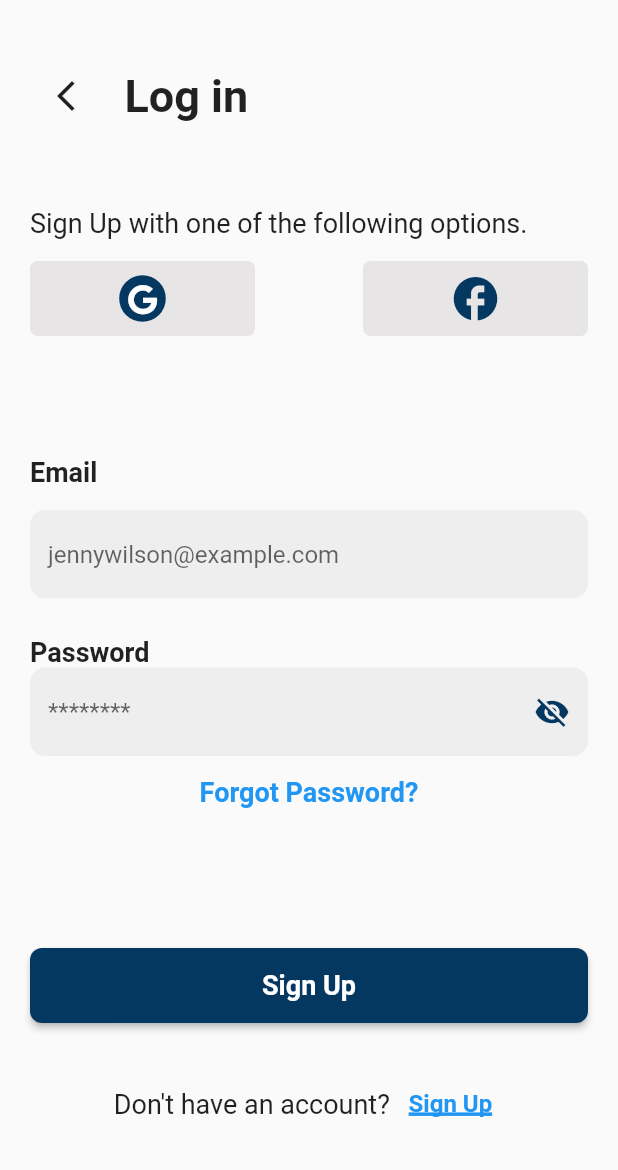
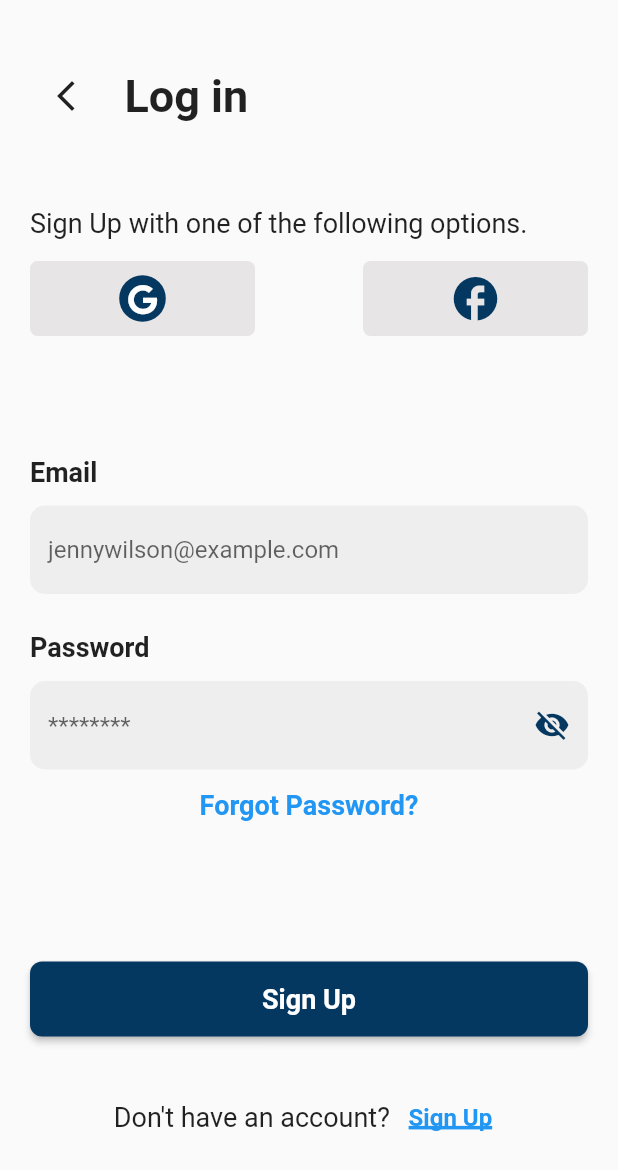
Before and after one commit to DwhizZ/DemoSignUpPage, a Flutter app: the screen it shows after launch, after a tap on the "arrow back ios new" icon, on a phone screen of 412 x 824 dp. Shown: the top 1170 px of the screen. Run offline on Flutter 3.47's test engine with Material 2 defaults, Android fonts, the phone set to English and light mode, and no system bars; our stand-ins replace font_awesome_flutter.

Commit message:
made changes

```diff
--- a/lib/src/pages/page1/components/my_text_fields.dart
+++ /dev/null
@@ -1,49 +0,0 @@
-import 'package:flutter/material.dart';
-
-// ignore: must_be_immutable
-class MyTextFields extends StatefulWidget {
-  final TextEditingController controller;
-  final String hintText;
-
-  bool isPasswordVisible;
-  MyTextFields(
-      {super.key,
-      required this.controller,
-      required this.hintText,
-      required this.isPasswordVisible});
-
-  @override
-  State<MyTextFields> createState() => _MyTextFieldsState();
-}
-
-class _MyTextFieldsState extends State<MyTextFields> {
-  @override
-  Widget build(BuildContext context) {
-    return TextField(
-      controller: widget.controller,
-      obscureText: widget.isPasswordVisible && widget.hintText == '********',
-      decoration: InputDecoration(
-        hintText: widget.hintText,
-        suffixIcon: widget.hintText == '********'
-            ? IconButton(
-                icon: Icon(widget.isPasswordVisible
-                    ? Icons.visibility
-                    : Icons.visibility_off, color: const Color.fromARGB(255, 5, 56, 97),),
-                onPressed: () {
-                  setState(
-                    () {
-                      widget.isPasswordVisible = !widget.isPasswordVisible;
-                    },
-                  );
-                },
-              )
-            : null,
-        filled: true,
-        fillColor: Colors.grey[200],
-        border: OutlineInputBorder(
-            borderRadius: BorderRadius.circular(10.0),
-            borderSide: BorderSide.none),
-      ),
-    );
-  }
-}
--- a/lib/src/pages/page1/sign_up.dart
+++ b/lib/src/pages/page1/sign_up.dart
@@ -2,7 +2,7 @@ import 'package:flutter/material.dart';
 import 'package:font_awesome_flutter/font_awesome_flutter.dart';
 import 'package:login_pages/src/config/themes/app_styles.dart';
 import 'package:login_pages/src/global_widgets/app_text_field.dart';
-import 'package:login_pages/src/pages/page1/components/my_text_fields.dart';
+
 import 'package:login_pages/src/pages/page1/components/sign_button.dart';
 
 class SignUp extends StatefulWidget {
@@ -87,18 +87,17 @@ class _SignUpState extends State<SignUp> {
                   label: "Name",
                 ),
                 const SizedBox(height: 25),
-                const Text('Email', style: AppStyles.subHeaderStyle),
-                const SizedBox(height: 15),
-                MyTextFields(
+                AppTextField(
                     controller: emailController,
-                    hintText: 'jennywilson@example.com',
-                    isPasswordVisible: false),
+                    hintText: 'willis@gmail.com',
+                    isPasswordVisible: false,
+                    label: 'Email'),
                 const SizedBox(height: 25),
-                const Text('Password', style: AppStyles.subHeaderStyle),
-                MyTextFields(
+                AppTextField(
                     controller: passwordController,
                     hintText: '********',
-                    isPasswordVisible: isPasswordVisible),
+                    isPasswordVisible: isPasswordVisible,
+                    label: 'Password'),
                 const SizedBox(height: 80),
                 const SignButton(
                     text: 'Sign Up',
--- a/lib/src/pages/page2/log_in.dart
+++ b/lib/src/pages/page2/log_in.dart
@@ -1,9 +1,8 @@
 import 'package:flutter/material.dart';
 import 'package:font_awesome_flutter/font_awesome_flutter.dart';
+import 'package:login_pages/src/global_widgets/app_text_field.dart';
 import 'package:login_pages/src/pages/page2/components/sign_button_2.dart';
-
 import '../../config/themes/app_styles.dart';
-import '../page1/components/my_text_fields.dart';
 
 class LogIn extends StatefulWidget {
   const LogIn({super.key});
@@ -44,7 +43,7 @@ class _LogInState extends State<LogIn> {
                 Row(
                   mainAxisAlignment: MainAxisAlignment.spaceBetween,
                   children: [
-                     Container(
+                    Container(
                       alignment: Alignment.center,
                       height: 50,
                       width: 150,
@@ -52,8 +51,10 @@ class _LogInState extends State<LogIn> {
                           borderRadius: BorderRadius.circular(5),
                           color: const Color.fromARGB(255, 231, 229, 229)),
                       child: Container(
-                        decoration: const BoxDecoration(shape: BoxShape.circle,
-                        color: Color.fromARGB(255, 5, 56, 97), ),
+                        decoration: const BoxDecoration(
+                          shape: BoxShape.circle,
+                          color: Color.fromARGB(255, 5, 56, 97),
+                        ),
                         padding: const EdgeInsets.all(6),
                         child: const FaIcon(
                           FontAwesomeIcons.google,
@@ -78,18 +79,17 @@ class _LogInState extends State<LogIn> {
                   ],
                 ),
                 const SizedBox(height: 80),
-                const Text('Email', style: AppStyles.subHeaderStyle),
-                const SizedBox(height: 15),
-                MyTextFields(
+                AppTextField(
                     controller: emailController,
                     hintText: 'jennywilson@example.com',
-                    isPasswordVisible: false),
+                    isPasswordVisible: false,
+                    label: 'Email'),
                 const SizedBox(height: 25),
-                const Text('Password', style: AppStyles.subHeaderStyle),
-                MyTextFields(
+                AppTextField(
                     controller: passwordController,
                     hintText: '********',
-                    isPasswordVisible: isPasswordVisible),
+                    isPasswordVisible: isPasswordVisible,
+                    label: 'Password'),
                 TextButton(
                   onPressed: () {
                     Navigator.pushNamed(context, '/forgetpassword');
--- a/lib/src/pages/page3/forget_password.dart
+++ b/lib/src/pages/page3/forget_password.dart
@@ -1,8 +1,8 @@
 import 'package:flutter/material.dart';
+import 'package:login_pages/src/global_widgets/app_text_field.dart';
 import 'package:login_pages/src/pages/page3/components/sign_button_3.dart';
 
 import '../../config/themes/app_styles.dart';
-import '../page1/components/my_text_fields.dart';
 
 class ForgetPassword extends StatelessWidget {
   const ForgetPassword({super.key});
@@ -25,21 +25,22 @@ class ForgetPassword extends StatelessWidget {
                           Navigator.pop(context);
                         },
                         icon: const Icon(Icons.arrow_back_ios_new_outlined)),
-                  const Text('  Forgot Password', style: AppStyles.headerStyle),
+                    const Text('  Forgot Password',
+                        style: AppStyles.headerStyle),
                   ],
                 ),
                 const SizedBox(height: 60),
-              const Text('Email', style: AppStyles.subHeaderStyle),
-              const SizedBox(height: 15),
-              MyTextFields(
+                AppTextField(
                     controller: emailController,
-                  hintText: 'jennywilson@example.com',
-                  isPasswordVisible: false),
+                    hintText: 'enter your email',
+                    isPasswordVisible: false,
+                    label: 'Email'),
                 const SizedBox(height: 90),
                 const SignButton3(text: 'Submit', command: 'Back to Log in'),
               ],
             ),
-        )),
+          ),
+        ),
       ),
     );
   }
```
Lines whose indentation alone changed are shown as unchanged.
